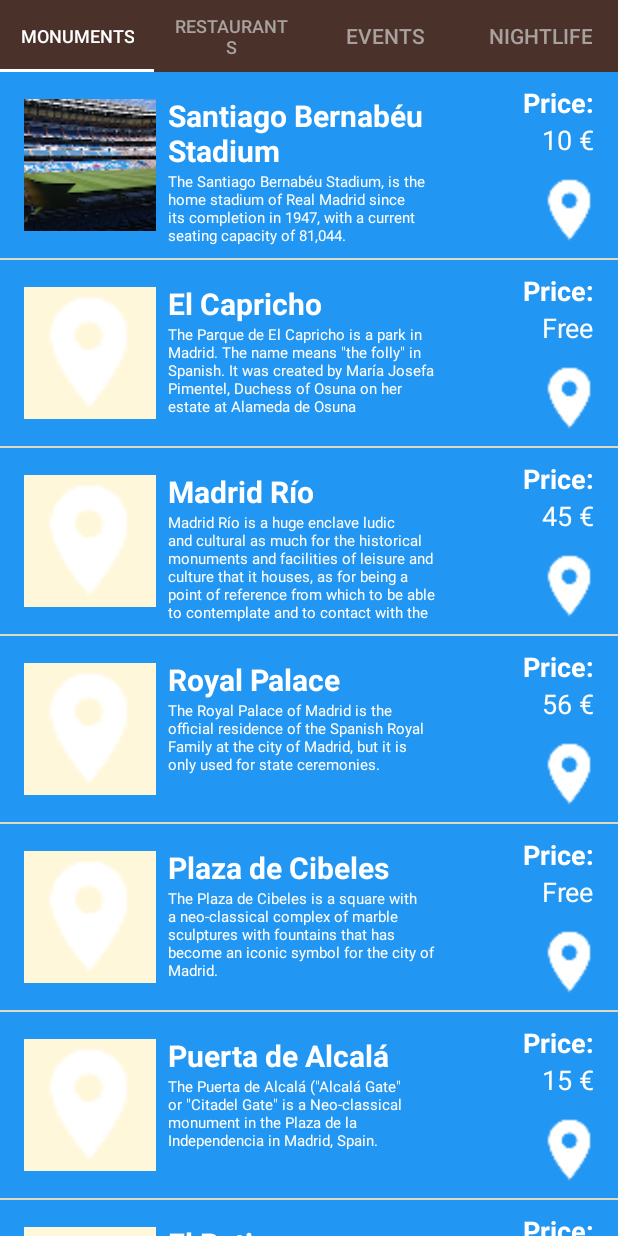
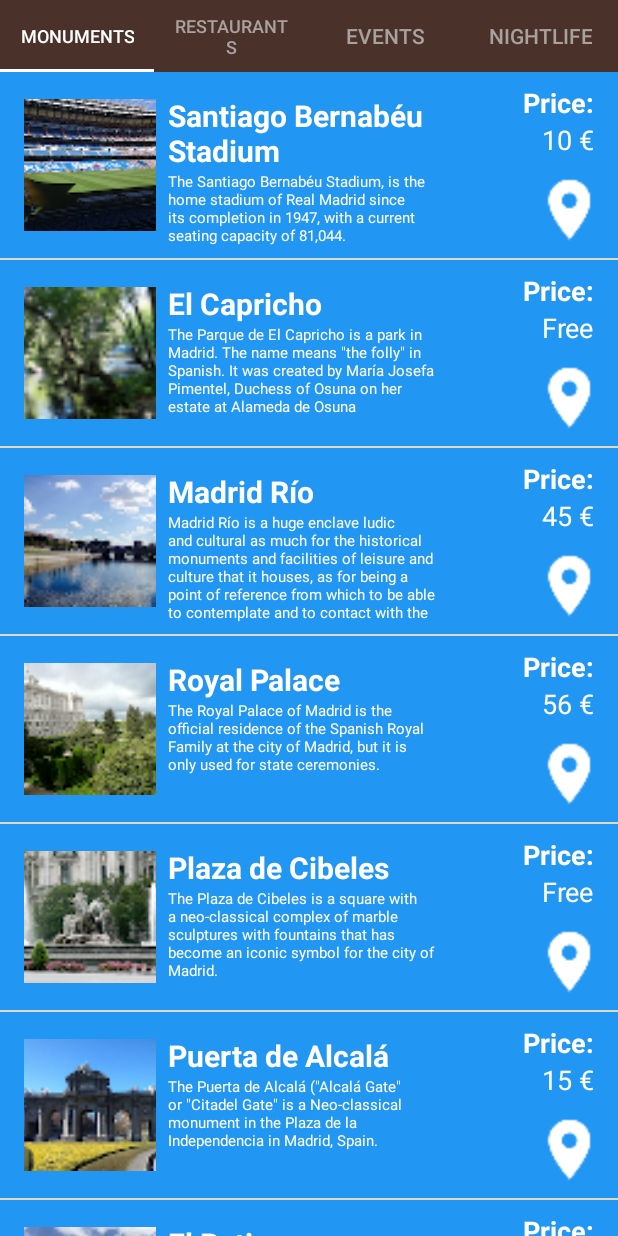
Before and after one commit to VIcuko/Android-TourGuideApp, an Android app: the screen it shows after launch (MainActivity), on a phone screen of 412 x 824 dp. Run offline under Robolectric (Android 15) with nearby library versions, the light colour scheme and no system bars.

Commit message:
Assing images from drawable to monuments

```diff
--- a/app/src/main/java/com/example/android/tourguideapp/MonumentsFragment.java
+++ b/app/src/main/java/com/example/android/tourguideapp/MonumentsFragment.java
@@ -32,35 +32,35 @@
 
         sites.add(new Site("El Capricho", "The Parque de El Capricho is a park in Madrid. The name means \"the folly\" in Spanish. " +
                 "It was created by María Josefa Pimentel, Duchess of Osuna on her estate at Alameda de Osuna",
-                R.drawable.ic_place_white_24dp, R.string.monument_el_capricho,0));
+                R.drawable.monument_capricho, R.string.monument_el_capricho,0));
 
         sites.add(new Site("Madrid Río", "Madrid Río is a huge enclave ludic and cultural as much for the historical monuments " +
                 "and facilities of leisure and culture that it houses, as for being a point of reference from which to be able to " +
-                "contemplate and to contact with the monumental Madrid.", R.drawable.ic_place_white_24dp, R.string.monument_madrid_rio,45));
+                "contemplate and to contact with the monumental Madrid.", R.drawable.monument_madrid_rio, R.string.monument_madrid_rio,45));
 
         sites.add(new Site("Royal Palace", "The Royal Palace of Madrid is the official residence of the Spanish Royal Family at " +
-                "the city of Madrid, but it is only used for state ceremonies.", R.drawable.ic_place_white_24dp,
+                "the city of Madrid, but it is only used for state ceremonies.", R.drawable.monument_palacio_real,
                 R.string.monument_royal_palace,56));
 
         sites.add(new Site("Plaza de Cibeles", "The Plaza de Cibeles is a square with a neo-classical complex of marble sculptures " +
-                "with fountains that has become an iconic symbol for the city of Madrid.", R.drawable.ic_place_white_24dp,
+                "with fountains that has become an iconic symbol for the city of Madrid.", R.drawable.monument_plaza_cibeles,
                 R.string.monument_cibeles,0));
 
         sites.add(new Site("Puerta de Alcalá", "The Puerta de Alcalá (\"Alcalá Gate\" or \"Citadel Gate\" is a Neo-classical monument " +
-                "in the Plaza de la Independencia in Madrid, Spain.", R.drawable.ic_place_white_24dp, R.string.monument_puerta_alcala,15));
+                "in the Plaza de la Independencia in Madrid, Spain.", R.drawable.monument_puerta_alcala, R.string.monument_puerta_alcala,15));
 
         sites.add(new Site("El Retiro", "El Retiro is one of the largest parks of the city of Madrid, Spain. " +
                 "The park belonged to the Spanish Monarchy until the late 19th century, when it became a public park.",
-                R.drawable.ic_place_white_24dp, R.string.monument_retiro,12));
+                R.drawable.monument_retiro, R.string.monument_retiro,12));
 
         sites.add(new Site("Debod Temple", "The Debod Temple is an ancient Egyptian temple that was dismantled and rebuilt in Madrid, Spain.",
-                R.drawable.ic_place_white_24dp, R.string.monument_debod,89));
+                R.drawable.monument_templo_debod, R.string.monument_debod,89));
 
         sites.add(new Site("The Prado Museum", "The Prado Museum is the main Spanish national art museum, located in central Madrid.",
-                R.drawable.ic_place_white_24dp, R.string.monument_the_prado,45));
+                R.drawable.monument_the_prado, R.string.monument_the_prado,45));
 
         sites.add(new Site("Thyssen Museum", "The Thyssen-Bornemisza Museum, or simply the Thyssen, is an art museum in Madrid, Spain, located " +
-                "near the Prado Museum at one of city's main boulevards.", R.drawable.ic_place_white_24dp, R.string.monument_thyssen,32));
+                "near the Prado Museum at one of city's main boulevards.", R.drawable.monument_thyssen, R.string.monument_thyssen,32));
 
         SiteAdapter adapter = new SiteAdapter(getActivity(), sites, R.color.category_monuments);
 
```
Also changed, not shown: 1 other file.
